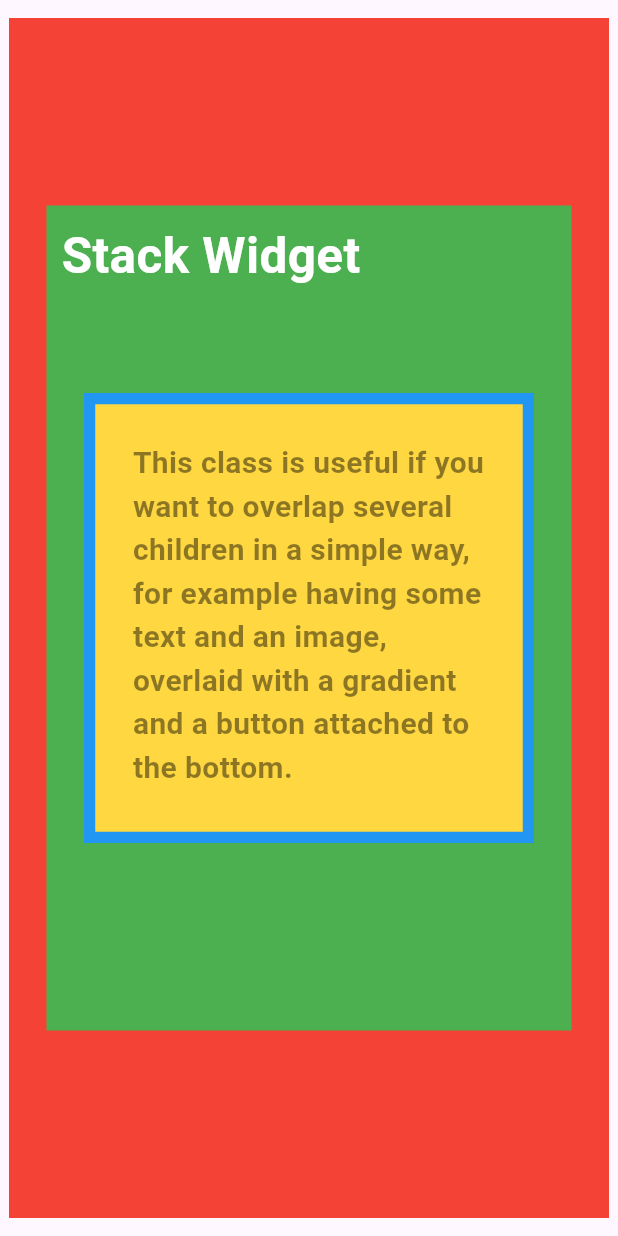
After one commit to gatewan/flutter-lab, a Flutter app: the HomePage screen opened directly, after a tap on "Explore Stack", on a phone screen of 412 x 824 dp. The commit adds this screen. Run offline on Flutter 3.47's test engine with Material 2 defaults, Android fonts, the phone set to English and light mode, and no system bars; our stand-ins replace package_info_plus.

Commit message:
Explore Stack

```diff
--- a/lib/main.dart
+++ b/lib/main.dart
@@ -1,6 +1,7 @@
 import 'package:flutter/material.dart';
 import 'package:flutter_lab/pages/home_page.dart';
 import 'package:flutter_lab/pages/splash_page.dart';
+import 'package:flutter_lab/pages/stackwidget_page.dart';
 import 'package:flutter_lab/pages/textwidget_page.dart';
 
 void main() {
--- a/lib/pages/home_page.dart
+++ b/lib/pages/home_page.dart
@@ -1,5 +1,6 @@
 import 'package:flutter/material.dart';
 import 'package:flutter_lab/pages/buttonwidget_page.dart';
+import 'package:flutter_lab/pages/stackwidget_page.dart';
 import 'package:flutter_lab/pages/textwidget_page.dart';
 
 class HomePage extends StatelessWidget {
@@ -144,6 +145,13 @@ class HomePage extends StatelessWidget {
           ),
           Padding(
             padding: EdgeInsets.symmetric(horizontal: 24, vertical: 5),
+            child: GestureDetector(
+              onTap: () {
+                Navigator.push(
+                  context,
+                  MaterialPageRoute(builder: (context) => const StackWidgetPage()),
+                );
+              },
               child: Card(
                 child: Column(
                   mainAxisSize: MainAxisSize.min,
@@ -152,6 +160,7 @@ class HomePage extends StatelessWidget {
                       title: Text("Explore Stack"),
                     )
                   ],
+                ),
               ),
             ),
           ),
--- /dev/null
+++ b/lib/pages/stackwidget_page.dart
@@ -0,0 +1,66 @@
+import 'package:flutter/material.dart';
+
+class StackWidgetPage extends StatelessWidget {
+  const StackWidgetPage({Key? key}) : super(key: key);
+
+  @override
+  Widget build(BuildContext context) {
+    return Scaffold(
+      body: SizedBox(
+        width: 1000,
+        height: 1000,
+        child: Stack(
+          alignment: Alignment.center,
+          children: <Widget>[
+            Container(
+              width: 400,
+              height: 800,
+              color: Colors.red,
+            ),
+            Container(
+              width: 350,
+              height: 550,
+              color: Colors.green,
+            ),
+            Container(
+                width: 350,
+                height: 550,
+                child: Padding(
+                  padding: EdgeInsets.all(10),
+                  child: Text(
+                    "Stack Widget",
+                    style: TextStyle(
+                        fontSize: 33,
+                        fontWeight: FontWeight.bold,
+                        color: Colors.white),
+                  ),
+                )),
+            Container(
+              width: 300,
+              height: 300,
+              color: Colors.blue,
+            ),
+            Container(
+              width: 285,
+              height: 285,
+              color: Colors.amberAccent,
+            ),
+            Container(
+              width: 245,
+              height: 245,
+              child: Padding(
+                padding: EdgeInsets.all(5),
+                child: Text("This class is useful if you want to overlap several children in a simple way, for example having some text and an image, overlaid with a gradient and a button attached to the bottom.",
+                  style: TextStyle(
+                    fontSize: 20,
+                    fontWeight: FontWeight.w600,
+                    color: Colors.black45,
+                  ),),
+              )
+            )
+          ],
+        ),
+      ),
+    );
+  }
+}
--- a/pubspec.yaml
+++ b/pubspec.yaml
@@ -16,7 +16,7 @@ publish_to: 'none' # Remove this line if you wish to publish to pub.dev
 # https://developer.apple.com/library/archive/documentation/General/Reference/InfoPlistKeyReference/Articles/CoreFoundationKeys.html
 # In Windows, build-name is used as the major, minor, and patch parts
 # of the product and file versions while build-number is used as the build suffix.
-version: 1.0.2+1
+version: 1.0.3+1
 
 environment:
   sdk: '>=3.0.3 <4.0.0'
```
Lines whose indentation alone changed are shown as unchanged.
